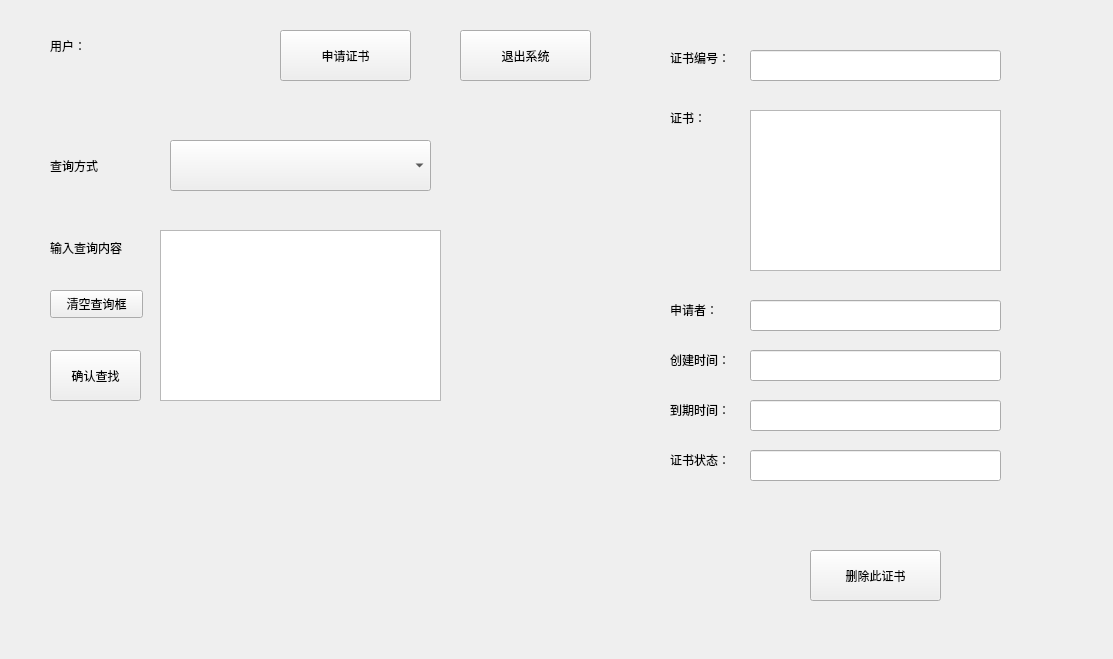
The window that UI_Files/Search.ui (ZxxWs/CA_System) describes before a commit, drawn with Qt 5.
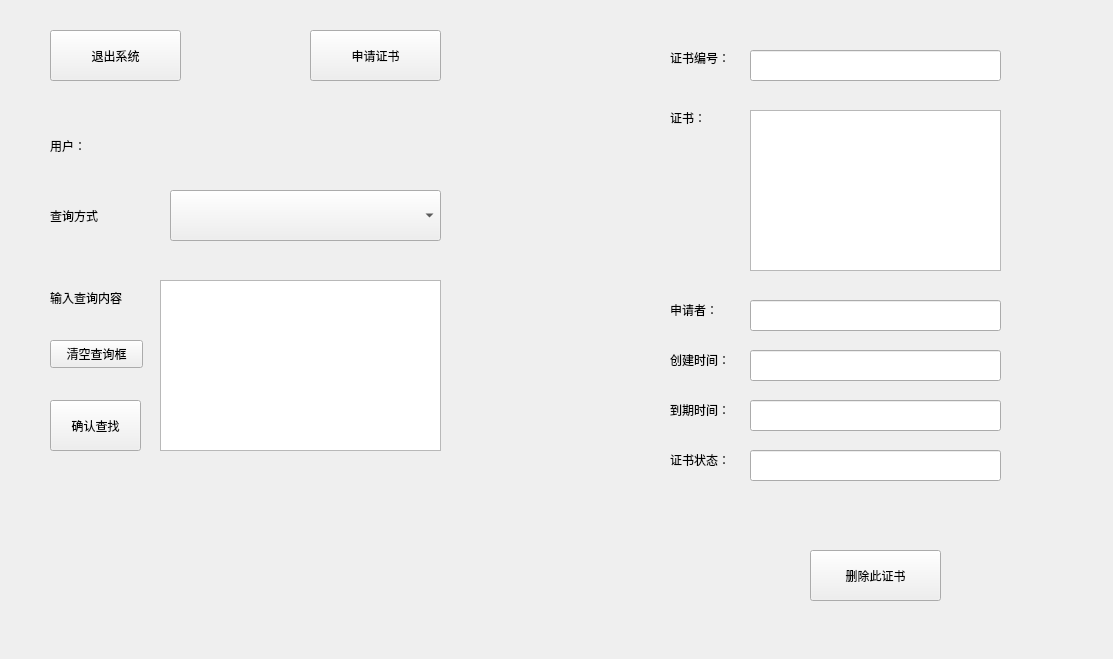
The same window after the commit.

What changed in the file:
```diff
--- a/UI_Files/Search.ui
+++ b/UI_Files/Search.ui
@@ -17,8 +17,8 @@
    <property name="geometry">
     <rect>
      <x>50</x>
-     <y>30</y>
-     <width>221</width>
+     <y>130</y>
+     <width>281</width>
      <height>31</height>
     </rect>
    </property>
@@ -30,8 +30,8 @@
    <property name="geometry">
     <rect>
      <x>170</x>
-     <y>140</y>
-     <width>261</width>
+     <y>190</y>
+     <width>271</width>
      <height>51</height>
     </rect>
    </property>
@@ -40,7 +40,7 @@
    <property name="geometry">
     <rect>
      <x>50</x>
-     <y>150</y>
+     <y>200</y>
      <width>91</width>
      <height>31</height>
     </rect>
@@ -53,7 +53,7 @@
    <property name="geometry">
     <rect>
      <x>160</x>
-     <y>230</y>
+     <y>280</y>
      <width>281</width>
      <height>171</height>
     </rect>
@@ -63,7 +63,7 @@
    <property name="geometry">
     <rect>
      <x>50</x>
-     <y>240</y>
+     <y>290</y>
      <width>91</width>
      <height>16</height>
     </rect>
@@ -76,7 +76,7 @@
    <property name="geometry">
     <rect>
      <x>50</x>
-     <y>290</y>
+     <y>340</y>
      <width>93</width>
      <height>28</height>
     </rect>
@@ -101,7 +101,7 @@
   <widget class="QPushButton" name="ButtonApplyFor">
    <property name="geometry">
     <rect>
-     <x>280</x>
+     <x>310</x>
      <y>30</y>
      <width>131</width>
      <height>51</height>
@@ -114,7 +114,7 @@
   <widget class="QPushButton" name="ButtonExit">
    <property name="geometry">
     <rect>
-     <x>460</x>
+     <x>50</x>
      <y>30</y>
      <width>131</width>
      <height>51</height>
@@ -128,7 +128,7 @@
    <property name="geometry">
     <rect>
      <x>50</x>
-     <y>350</y>
+     <y>400</y>
      <width>91</width>
      <height>51</height>
     </rect>
```
